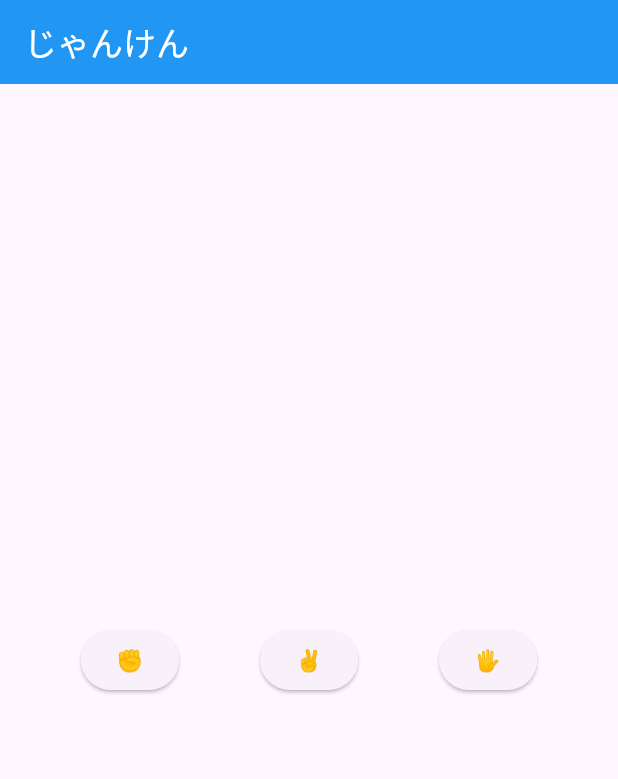
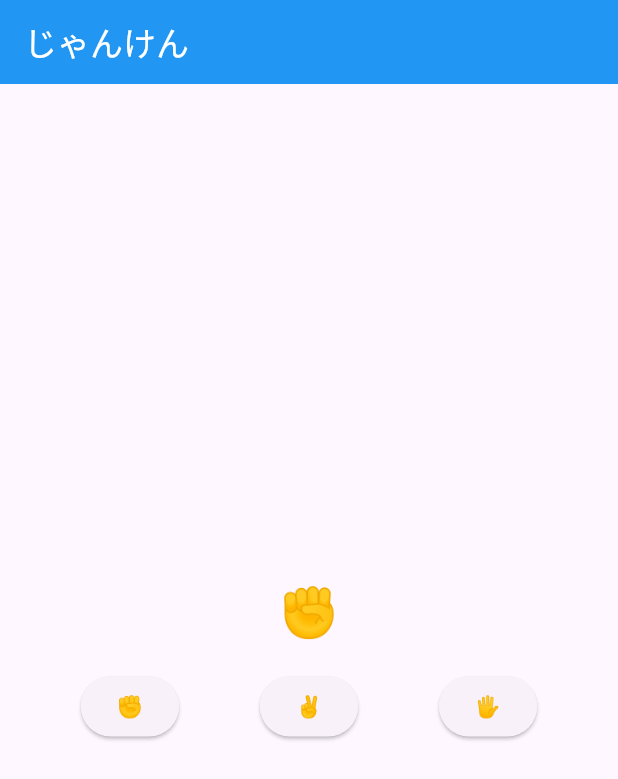
Before and after one commit to oharu-iii/HelloFlutter, a Flutter app: the screen it shows after launch, on a phone screen of 412 x 824 dp. Shown: the top 779 px of the screen. Run offline on Flutter 3.47's test engine with Material 3 defaults, Android fonts, the phone set to English and light mode, and no system bars.

Commit message:
構造体を追加

```diff
--- a/janken/lib/main.dart
+++ b/janken/lib/main.dart
@@ -27,7 +27,27 @@
   State<JankenPage> createState() => _JankenPageState();
 }
 
+enum Hands {
+  rock('✊'),
+  scissors('✌️'),
+  paper('🖐️');
+
+  const Hands(this.hand);
+
+  final String hand;
+
+  static final Map<String, Hands> _map = {
+    for (final value in Hands.values) value.hand: value
+  };
+
+  static Hands getHandFromString(String value) {
+    return _map[value] ?? rock;
+  }
+}
 class _JankenPageState extends State<JankenPage> {
+
+  String myHand = Hands.rock.hand;
+
   @override
   Widget build(BuildContext context) {
     return Scaffold(
@@ -40,18 +60,36 @@
         backgroundColor: Colors.blue,
       ),
       body: Center(
-        child: Row(
-          mainAxisAlignment: MainAxisAlignment.spaceEvenly,
+        child: Column(
+          mainAxisAlignment: MainAxisAlignment.center,
           children: [
-            ElevatedButton(
-              onPressed: () {},
-              child: Text('✊')),
-            ElevatedButton(
-              onPressed: () {},
-              child: Text('✌️')),
-            ElevatedButton(
-              onPressed: () {},
-              child: Text('🖐️')),
+            Text(
+              myHand,
+              style: TextStyle(
+                fontSize: 32,
+              ),
+            ),
+            SizedBox(height: 16),
+            Row(
+              mainAxisAlignment: MainAxisAlignment.spaceEvenly,
+              children: [
+                ElevatedButton(
+                  onPressed: () {
+                    print(Hands.rock.hand);
+                  },
+                  child: Text(Hands.rock.hand)),
+                ElevatedButton(
+                  onPressed: () {
+                    print(Hands.scissors.hand);
+                  },
+                  child: Text(Hands.scissors.hand)),
+                ElevatedButton(
+                  onPressed: () {
+                    print(Hands.paper.hand);
+                  },
+                  child: Text(Hands.paper.hand)),
+              ],
+            ),
           ],
         ),
       ),
```
